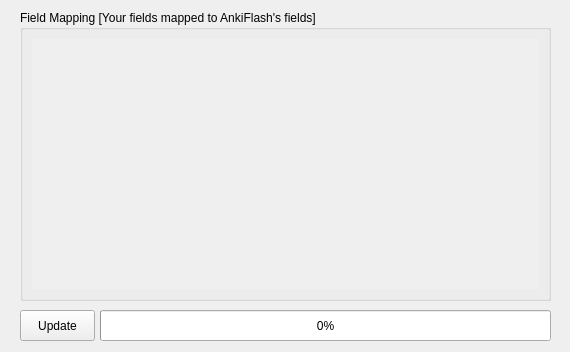
Old version of the form ui/mapper/ui_fields_updater.ui in the repository longhoangly/ankiflash-importer.
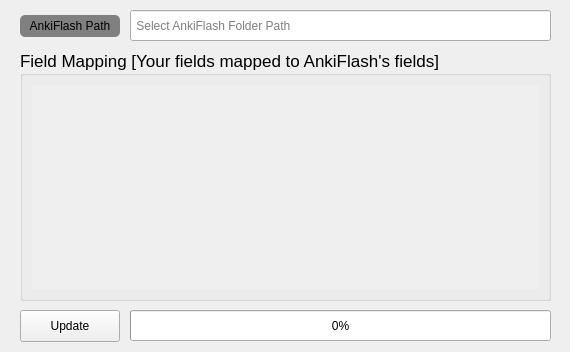
New version of the form.

```diff
--- a/ui/mapper/ui_fields_updater.ui
+++ b/ui/mapper/ui_fields_updater.ui
@@ -16,15 +16,14 @@
   <widget class="QProgressBar" name="importProgressBar">
    <property name="geometry">
     <rect>
-     <x>100</x>
+     <x>130</x>
      <y>310</y>
-     <width>451</width>
+     <width>421</width>
      <height>31</height>
     </rect>
    </property>
    <property name="font">
     <font>
-     <weight>50</weight>
      <bold>false</bold>
     </font>
    </property>
@@ -32,50 +31,13 @@
     <number>0</number>
    </property>
   </widget>
-  <widget class="QPushButton" name="updateBtn">
-   <property name="enabled">
-    <bool>true</bool>
-   </property>
-   <property name="geometry">
-    <rect>
-     <x>20</x>
-     <y>310</y>
-     <width>75</width>
-     <height>31</height>
-    </rect>
-   </property>
-   <property name="font">
-    <font>
-     <weight>50</weight>
-     <bold>false</bold>
-    </font>
-   </property>
-   <property name="focusPolicy">
-    <enum>Qt::NoFocus</enum>
-   </property>
-   <property name="toolTip">
-    <string>Import generated flashcards into Anki</string>
-   </property>
-   <property name="autoFillBackground">
-    <bool>false</bool>
-   </property>
-   <property name="text">
-    <string>Update</string>
-   </property>
-   <property name="checkable">
-    <bool>false</bool>
-   </property>
-   <property name="default">
-    <bool>false</bool>
-   </property>
-  </widget>
   <widget class="QGroupBox" name="mappingGroup">
    <property name="geometry">
     <rect>
      <x>20</x>
-     <y>10</y>
+     <y>50</y>
      <width>531</width>
-     <height>291</height>
+     <height>251</height>
     </rect>
    </property>
    <property name="sizePolicy">
@@ -84,6 +46,11 @@
      <verstretch>0</verstretch>
     </sizepolicy>
    </property>
+   <property name="font">
+    <font>
+     <pointsize>13</pointsize>
+    </font>
+   </property>
    <property name="title">
     <string>Field Mapping [Your fields mapped to AnkiFlash's fields]</string>
    </property>
@@ -116,7 +83,7 @@
            <x>0</x>
            <y>0</y>
            <width>499</width>
-           <height>240</height>
+           <height>197</height>
           </rect>
          </property>
         </widget>
@@ -126,6 +93,48 @@
     </item>
    </layout>
   </widget>
+  <widget class="QLineEdit" name="ankiFlashPathTxt">
+   <property name="geometry">
+    <rect>
+     <x>130</x>
+     <y>10</y>
+     <width>421</width>
+     <height>31</height>
+    </rect>
+   </property>
+   <property name="placeholderText">
+    <string> Select AnkiFlash Folder Path</string>
+   </property>
+  </widget>
+  <widget class="QPushButton" name="ankiFlashPathBtn">
+   <property name="geometry">
+    <rect>
+     <x>20</x>
+     <y>10</y>
+     <width>100</width>
+     <height>32</height>
+    </rect>
+   </property>
+   <property name="styleSheet">
+    <string notr="true">background-color: grey; border-radius: 5px; margin-top: 5px; margin-bottom: 5px;</string>
+   </property>
+   <property name="text">
+    <string>AnkiFlash Path</string>
+   </property>
+  </widget>
+  <widget class="QPushButton" name="updateBtn">
+   <property name="geometry">
+    <rect>
+     <x>20</x>
+     <y>310</y>
+     <width>100</width>
+     <height>32</height>
+    </rect>
+   </property>
+   <property name="text">
+    <string>Update</string>
+   </property>
+  </widget>
  </widget>
  <resources/>
  <connections/>
```
